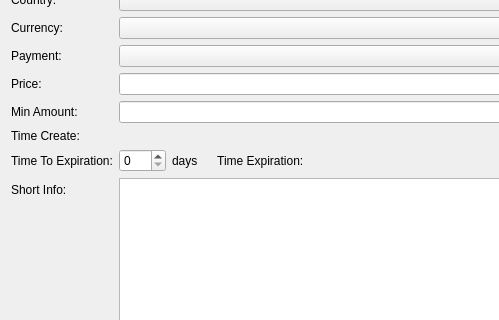
This is src/qt/forms/offerdetailseditor.ui in ivansib/sibcoin-old as Qt 5 draws it before an edit; both pictures show x 0 to 499 and y 130 to 450 of the 747 by 872 pixel window. The edited form follows.
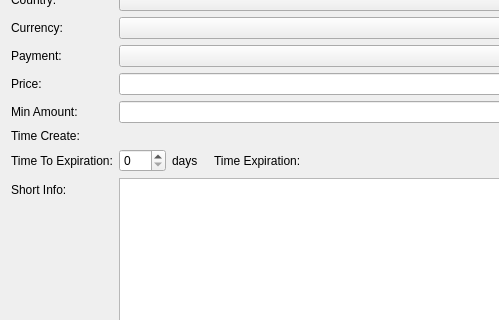
This is the edited form. Custom widgets are drawn as their Qt base class.

What changed in the file:
```diff
--- a/src/qt/forms/offerdetailseditor.ui
+++ b/src/qt/forms/offerdetailseditor.ui
@@ -260,7 +260,7 @@
      <item>
       <widget class="QLabel" name="lInfoExpiration">
        <property name="text">
-        <string> Time Expiration:</string>
+        <string>Time Expiration:</string>
        </property>
       </widget>
      </item>
```
